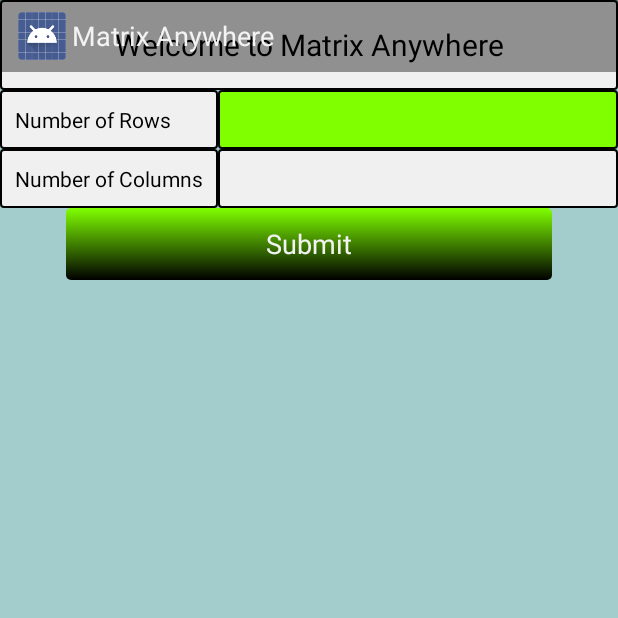
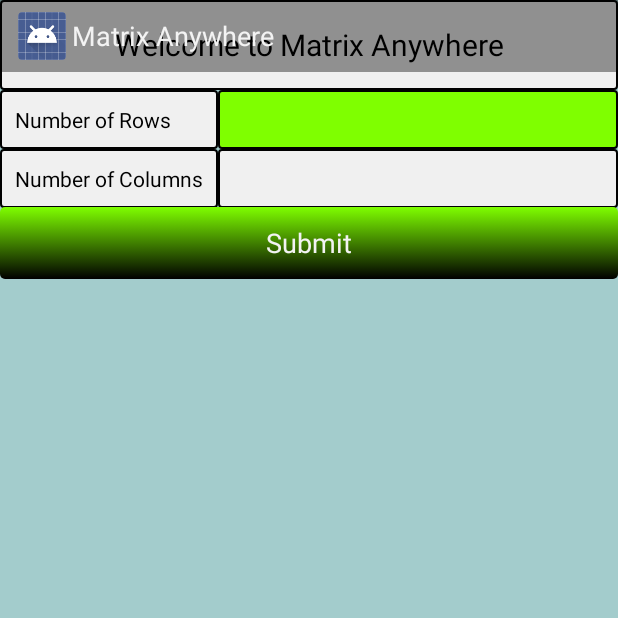
Before and after one commit to jesperancinha/matrix-anywhere-android, an Android app: the screen it shows after launch (MatrixAnywhereMainActivity), on a phone screen of 412 x 824 dp, the top half of it. Run offline under Robolectric (Android 15) with nearby library versions, the phone set to English and light mode, and no system bars.

Commit message:
Bug fixes

```diff
--- a/app/build.gradle
+++ b/app/build.gradle
@@ -1,8 +1,15 @@
 apply plugin: 'android'
+
+
+buildscript {
+    repositories {
+        mavenCentral()
+    }
+}
 
 android {
     compileSdkVersion 19
-    buildToolsVersion "19.0.1"
+    buildToolsVersion '19.0.1'
 
     defaultConfig {
         minSdkVersion 9
--- a/app/src/main/java/com/joai/matrixanywhere/MatrixAnywhereMainActivity.java
+++ b/app/src/main/java/com/joai/matrixanywhere/MatrixAnywhereMainActivity.java
@@ -132,7 +132,8 @@ public class MatrixAnywhereMainActivity extends Activity {
         buttonSubmit.setOnClickListener(new View.OnClickListener() {
             @Override
             public void onClick(View view) {
-                Intent i = new Intent(MatrixAnywhereMainActivity.this, MatrixActivity.class);
+                Intent i;
+                i = new Intent(MatrixAnywhereMainActivity.this, MatrixActivity.class);
                 i.putExtra("NROWS", Integer.parseInt(editRows.getText().toString()));
                 i.putExtra("NCOLUMNS", Integer.parseInt(editColumns.getText().toString()));
                 startActivity(i);
--- a/app/src/main/res/layout/activity_matrix_anywhere_main.xml
+++ b/app/src/main/res/layout/activity_matrix_anywhere_main.xml
@@ -8,7 +8,8 @@
     <!-- The primary full-screen view. This can be replaced with whatever view
          is needed to present your content, e.g. VideoView, SurfaceView,
          TextureView, etc. -->
-    <TextView android:id="@+id/fullscreen_content"
+    <TextView
+        android:id="@+id/fullscreen_content"
         android:layout_width="match_parent"
         android:layout_height="match_parent"
         android:keepScreenOn="true"
@@ -50,9 +51,11 @@
             android:layout_gravity="center_horizontal"
             android:gravity="center_horizontal">
 
-            <TableRow android:layout_width="match_parent"
-            android:layout_height="match_parent"
+            <TableRow
+                android:layout_width="fill_parent"
+                android:layout_height="fill_parent"
                 android:minHeight="60dp">
+
                 <TextView
                     android:layout_width="fill_parent"
                     android:layout_height="fill_parent"
@@ -66,15 +69,16 @@
                     android:layout_column="0"
                     android:layout_weight="1"
                     android:layout_span="2"
-                    android:background="@drawable/text_style"/>
+                    android:background="@drawable/text_style" />
             </TableRow>
+
             <TableRow
                 android:layout_width="match_parent"
                 android:layout_height="match_parent">
 
                 <TextView
-                    android:layout_width="fill_parent"
-                    android:layout_height="fill_parent"
+                    android:layout_width="wrap_content"
+                    android:layout_height="wrap_content"
                     android:textAppearance="?android:attr/textAppearanceSmall"
                     android:id="@+id/textView"
                     android:singleLine="true"
@@ -82,7 +86,7 @@
                     android:textColor="#000000"
                     android:layout_column="0"
                     android:layout_weight="0"
-                    android:background="@drawable/text_style"/>
+                    android:background="@drawable/text_style" />
 
                 <EditText
                     android:layout_width="fill_parent"
@@ -112,7 +116,8 @@
                     android:id="@+id/textView2"
                     android:textColor="#000000"
                     android:layout_weight="0"
-                    android:background="@drawable/text_style"/>
+                    android:layout_column="0"
+                    android:background="@drawable/text_style" />
 
                 <TextView
                     android:layout_width="wrap_content"
@@ -124,22 +129,32 @@
                     android:textColor="#000000"
                     android:layout_weight="1"
                     android:minHeight="30dp"
-                    android:background="@drawable/text_style"/>
+                    android:background="@drawable/text_style" />
             </TableRow>
 
+
+        </TableLayout>
+
+        <TableLayout
+            android:layout_width="fill_parent"
+            android:layout_height="fill_parent"
+            android:paddingTop="138dp">
+
             <TableRow
-                android:layout_width="match_parent"
-                android:layout_height="match_parent">
+                android:layout_width="fill_parent"
+                android:layout_height="fill_parent"
+                android:layout_gravity="center_horizontal">
 
                 <Button
-                    android:layout_width="wrap_content"
-                    android:layout_height="wrap_content"
-                    android:text="Submit"
+                    android:layout_width="fill_parent"
+                    android:layout_height="fill_parent"
+                    android:text="@string/submit_text"
                     android:id="@+id/buttonSubmit"
                     android:layout_gravity="center"
-                    android:layout_span="2"
+                    android:layout_span="1"
+                    android:layout_column="0"
                     android:background="@drawable/btn_bkgrnd_def"
-                    android:layout_weight="1"/>
+                    android:layout_weight="1" />
             </TableRow>
         </TableLayout>
 
--- a/app/src/main/res/values/strings.xml
+++ b/app/src/main/res/values/strings.xml
@@ -16,5 +16,6 @@
     <string name="result">Result:</string>
     <string name="welcome_message">Welcome to Matrix Anywhere</string>
     <string name="matrix_calculation">Matrix determinant calculation</string>
+    <string name="submit_text">Submit</string>
 
 </resources>
```
Also changed, not shown: 6 other files.
